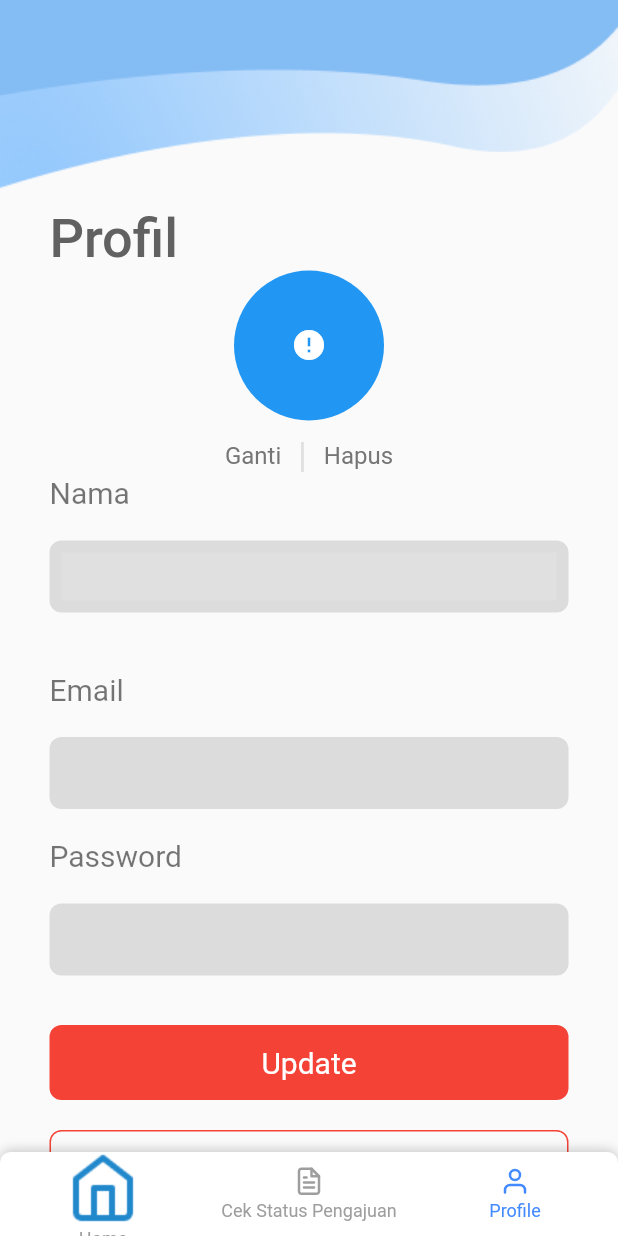
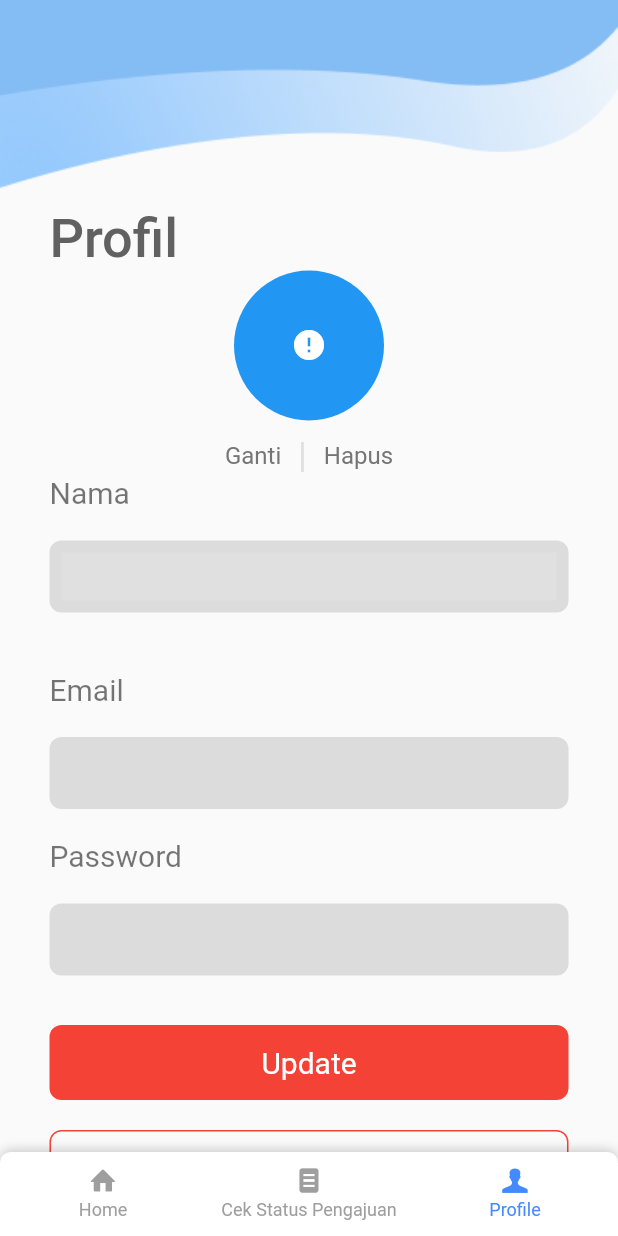
Before and after one commit to dalobarahama/alirandras, a Flutter app: the MainMenuScreen screen opened directly, item 3 of the bottom bar chosen, on a phone screen of 412 x 824 dp. Run offline on Flutter 3.47's test engine with Material 2 defaults, Android fonts, the phone set to English and light mode, and no system bars; drawn by our look-alikes of cached_network_image, persistent_bottom_nav_bar; our stand-ins replace dotted_border, dropdown_search, file_picker, flutter_map, flutter_svg, fluttertoast and 8 more; missing offline and left inert: dart:ffi; accounts and stored records are empty; network calls fail; statements that could not run were skipped.

Commit message:
fixing model. add icon

```diff
--- /dev/null
+++ b/lib/aliran_dras_icon_icons.dart
@@ -0,0 +1,39 @@
+/// Flutter icons AliranDrasIcon
+/// Copyright (C) 2021 by original authors @ fluttericon.com, fontello.com
+/// This font was generated by FlutterIcon.com, which is derived from Fontello.
+///
+/// To use this font, place it in your fonts/ directory and include the
+/// following in your pubspec.yaml
+///
+/// flutter:
+///   fonts:
+///    - family:  AliranDrasIcon
+///      fonts:
+///       - asset: fonts/AliranDrasIcon.ttf
+///
+///
+/// * Entypo, Copyright (C) 2012 by Daniel Bruce
+///         Author:    Daniel Bruce
+///         License:   SIL (http://scripts.sil.org/OFL)
+///         Homepage:  http://www.entypo.com
+/// * Font Awesome 5, Copyright (C) 2016 by Dave Gandy
+///         Author:    Dave Gandy
+///         License:   SIL (https://github.com/FortAwesome/Font-Awesome/blob/master/LICENSE.txt)
+///         Homepage:  http://fortawesome.github.com/Font-Awesome/
+///
+import 'package:flutter/widgets.dart';
+
+class AliranDrasIcon {
+  AliranDrasIcon._();
+
+  static const _kFontFam = 'AliranDrasIcon';
+  static const String? _kFontPkg = null;
+
+  static const IconData user = IconData(0xe80a, fontFamily: _kFontFam, fontPackage: _kFontPkg);
+  static const IconData home = IconData(0xe821, fontFamily: _kFontFam, fontPackage: _kFontPkg);
+  static const IconData doc_text_inv = IconData(0xe84c, fontFamily: _kFontFam, fontPackage: _kFontPkg);
+  static const IconData cog = IconData(0xf013, fontFamily: _kFontFam, fontPackage: _kFontPkg);
+  static const IconData list_alt = IconData(0xf022, fontFamily: _kFontFam, fontPackage: _kFontPkg);
+  static const IconData file_alt = IconData(0xf15c, fontFamily: _kFontFam, fontPackage: _kFontPkg);
+  static const IconData user_cog = IconData(0xf4fe, fontFamily: _kFontFam, fontPackage: _kFontPkg);
+}
--- a/lib/helper/api_helper.dart
+++ b/lib/helper/api_helper.dart
@@ -39,7 +39,7 @@ class CallApi {
       var res = await post;
       var a = jsonDecode(res.body)['status_code'];
       print(a);
-      (_loginData.status_code);
+      (_loginData.statusCode);
 
       if (a == 200) {
         _loginData = loginDataFromJson(res.body);
--- a/lib/models/get_kecamatan.dart
+++ b/lib/models/get_kecamatan.dart
@@ -14,7 +14,7 @@ class GetKecamatan {
   GetKecamatan({
     this.id,
     this.code,
-    this.districtCode,
+    this.cityCode,
     this.name,
     this.meta,
     this.createdAt,
@@ -23,30 +23,34 @@ class GetKecamatan {
 
   String? id;
   String? code;
-  String? districtCode;
+  String? cityCode;
   String? name;
   Meta? meta;
   DateTime? createdAt;
   DateTime? updatedAt;
 
   factory GetKecamatan.fromJson(Map<String, dynamic> json) => GetKecamatan(
-        id: json["id"],
-        code: json["code"],
-        districtCode: json["district_code"],
-        name: json["name"],
-        meta: Meta.fromJson(json["meta"]),
-        createdAt: DateTime.parse(json["created_at"]),
-        updatedAt: DateTime.parse(json["updated_at"]),
+        id: json["id"] == null ? null : json["id"],
+        code: json["code"] == null ? null : json["code"],
+        cityCode: json["city_code"] == null ? null : json["city_code"],
+        name: json["name"] == null ? null : json["name"],
+        meta: json["meta"] == null ? null : Meta.fromJson(json["meta"]),
+        createdAt: json["created_at"] == null
+            ? null
+            : DateTime.parse(json["created_at"]),
+        updatedAt: json["updated_at"] == null
+            ? null
+            : DateTime.parse(json["updated_at"]),
       );
 
   Map<String, dynamic> toJson() => {
-        "id": id,
-        "code": code,
-        "district_code": districtCode,
-        "name": name,
-        "meta": meta!.toJson(),
-        "created_at": createdAt!.toIso8601String(),
-        "updated_at": updatedAt!.toIso8601String(),
+        "id": id == null ? null : id,
+        "code": code == null ? null : code,
+        "city_code": cityCode == null ? null : cityCode,
+        "name": name == null ? null : name,
+        "meta": meta == null ? null : meta!.toJson(),
+        "created_at": createdAt == null ? null : createdAt!.toIso8601String(),
+        "updated_at": updatedAt == null ? null : updatedAt!.toIso8601String(),
       };
 }
 
@@ -60,12 +64,12 @@ class Meta {
   String? long;
 
   factory Meta.fromJson(Map<String, dynamic> json) => Meta(
-        lat: json["lat"],
-        long: json["long"],
+        lat: json["lat"] == null ? null : json["lat"],
+        long: json["long"] == null ? null : json["long"],
       );
 
   Map<String, dynamic> toJson() => {
-        "lat": lat,
-        "long": long,
+        "lat": lat == null ? null : lat,
+        "long": long == null ? null : long,
       };
 }
--- a/lib/models/login_data.dart
+++ b/lib/models/login_data.dart
@@ -11,37 +11,36 @@ String loginDataToJson(LoginData data) => json.encode(data.toJson());
 class LoginData {
   LoginData({
     this.status,
-    this.status_code,
+    this.statusCode,
     this.message,
     this.user,
     this.token,
   });
 
   String? status;
-  int? status_code;
+  dynamic statusCode;
   String? message;
   User1? user;
   String? token;
 
   factory LoginData.fromJson(Map<String, dynamic> json) => LoginData(
-        status: json["status"],
-        status_code: json["status_code"],
-        message: json["message"],
-        user: User1.fromJson(json["user"]),
-        token: json["token"],
+        status: json["status"] == null ? null : json["status"],
+        statusCode: json["status_code"] == null ? null : json["status_code"],
+        message: json["message"] == null ? null : json["message"],
+        user: json["user"] == null ? null : User1.fromJson(json["user"]),
+        token: json["token"] == null ? null : json["token"],
       );
 
   Map<String, dynamic> toJson() => {
-        "status": status,
-        "status_code": status_code,
-        "message": message,
-        "user": user!.toJson(),
-        "token": token,
+        "status": status == null ? null : status,
+        "status_code": statusCode == null ? null : statusCode,
+        "message": message == null ? null : message,
+        "user": user == null ? null : user!.toJson(),
+        "token": token == null ? null : token,
       };
 }
 
 User1 userFromJson(String str) => User1.fromJson(json.decode(str));
-
 String userToJson(User1 data) => json.encode(data.toJson());
 
 class User1 {
@@ -53,7 +52,9 @@ class User1 {
     this.emailVerifiedAt,
     this.signature,
     this.avatar,
+    this.position,
     this.resetToken,
+    this.fcmToken,
     this.createdAt,
     this.updatedAt,
   });
@@ -62,36 +63,49 @@ class User1 {
   String? name;
   String? app;
   String? email;
-  dynamic? emailVerifiedAt;
+  DateTime? emailVerifiedAt;
   String? signature;
   String? avatar;
-  dynamic? resetToken;
+  dynamic position;
+  dynamic resetToken;
+  String? fcmToken;
   DateTime? createdAt;
   DateTime? updatedAt;
 
   factory User1.fromJson(Map<String, dynamic> json) => User1(
-        id: json["id"],
-        name: json["name"],
-        app: json["app"],
-        email: json["email"],
-        emailVerifiedAt: json["email_verified_at"],
+        id: json["id"] == null ? null : json["id"],
+        name: json["name"] == null ? null : json["name"],
+        app: json["app"] == null ? null : json["app"],
+        email: json["email"] == null ? null : json["email"],
+        emailVerifiedAt: json["email_verified_at"] == null
+            ? null
+            : DateTime.parse(json["email_verified_at"]),
         signature: json["signature"],
-        avatar: json["avatar"],
+        avatar: json["avatar"] == null ? null : json["avatar"],
+        position: json["position"],
         resetToken: json["reset_token"],
-        createdAt: DateTime.parse(json["created_at"]),
-        updatedAt: DateTime.parse(json["updated_at"]),
+        fcmToken: json["fcm_token"] == null ? null : json["fcm_token"],
+        createdAt: json["created_at"] == null
+            ? null
+            : DateTime.parse(json["created_at"]),
+        updatedAt: json["updated_at"] == null
+            ? null
+            : DateTime.parse(json["updated_at"]),
       );
 
   Map<String, dynamic> toJson() => {
-        "id": id,
-        "name": name,
-        "app": app,
-        "email": email,
-        "email_verified_at": emailVerifiedAt,
+        "id": id == null ? null : id,
+        "name": name == null ? null : name,
+        "app": app == null ? null : app,
+        "email": email == null ? null : email,
+        "email_verified_at":
+            emailVerifiedAt == null ? null : emailVerifiedAt!.toIso8601String(),
         "signature": signature,
-        "avatar": avatar,
+        "avatar": avatar == null ? null : avatar,
+        "position": position,
         "reset_token": resetToken,
-        "created_at": createdAt!.toIso8601String(),
-        "updated_at": updatedAt!.toIso8601String(),
+        "fcm_token": fcmToken == null ? null : fcmToken,
+        "created_at": createdAt == null ? null : createdAt!.toIso8601String(),
+        "updated_at": updatedAt == null ? null : updatedAt!.toIso8601String(),
       };
 }
--- a/lib/models/submit_formulir.dart
+++ b/lib/models/submit_formulir.dart
@@ -50,7 +50,6 @@ class RegistrationForm {
     this.buildingArea,
     this.landArea,
     this.buildingLocation,
-    this.completeAddress,
     this.lat,
     this.lng,
     this.status,
@@ -66,7 +65,6 @@ class RegistrationForm {
   String? buildingArea;
   String? landArea;
   String? buildingLocation;
-  String? completeAddress;
   String? lat;
   String? lng;
   String? status;
@@ -83,7 +81,6 @@ class RegistrationForm {
         buildingArea: json["building_area"],
         landArea: json["land_area"],
         buildingLocation: json["building_location"],
-        completeAddress: json["complete_address"],
         lat: json["lat"],
         lng: json["lng"],
         status: json["status"],
@@ -100,7 +97,6 @@ class RegistrationForm {
         "building_area": buildingArea,
         "land_area": landArea,
         "building_location": buildingLocation,
-        "complete_address": completeAddress,
         "lat": lat,
         "lng": lng,
         "status": status,
--- a/lib/screen/profile.dart
+++ b/lib/screen/profile.dart
@@ -297,14 +297,17 @@ class _ProfileState extends State<Profile> {
                             ],
                           ),
                         ),
+                        SizedBox(
+                          height: 10,
+                        ),
                         Padding(
                           padding: const EdgeInsets.only(left: 33),
                           child: Row(
                             children: [
                               Text(
-                                _userData.name!,
+                                _userData.position!,
                                 style: TextStyle(
-                                    fontSize: 20, color: Colors.black54),
+                                    fontSize: 16, color: Colors.black54),
                               )
                             ],
                           ),
--- a/lib/screen/user/main_menu_screen.dart
+++ b/lib/screen/user/main_menu_screen.dart
@@ -1,3 +1,4 @@
+import 'package:flutter_application_3/aliran_dras_icon_icons.dart';
 import 'package:flutter_application_3/helper/prefs_helper.dart';
 import 'package:flutter_application_3/main.dart';
 import 'package:flutter_application_3/screen/log_in.dart';
@@ -43,28 +44,28 @@ class _MainMenuScreenState extends State<MainMenuScreen> {
   List<PersistentBottomNavBarItem> _itemList() {
     return [
       PersistentBottomNavBarItem(
-          icon: _controller.index == 0
-              ? Image.asset('assets/images/home_biru.png')
-              : Image.asset('assets/images/home_biru.png'),
+          icon: Icon(
+            AliranDrasIcon.home,
+            color: _controller.index == 0 ? Colors.blueAccent : Colors.grey,
+            size: 18,
+          ),
           activeColorPrimary: Colors.blueAccent,
           inactiveColorPrimary: Colors.grey,
           title: 'Home'),
       PersistentBottomNavBarItem(
-          icon: SvgPicture.asset(
-            'assets/icons/file-text.svg',
+          icon: Icon(
+            AliranDrasIcon.doc_text_inv,
             color: _controller.index == 1 ? Colors.blueAccent : Colors.grey,
-            height: 20,
-            width: 20,
+            size: 18,
           ),
           activeColorPrimary: Colors.blueAccent,
           inactiveColorPrimary: Colors.grey,
           title: 'Cek Status Pengajuan'),
       PersistentBottomNavBarItem(
-          icon: SvgPicture.asset(
-            'assets/icons/user.svg',
+          icon: Icon(
+            AliranDrasIcon.user,
             color: _controller.index == 2 ? Colors.blueAccent : Colors.grey,
-            height: 20,
-            width: 20,
+            size: 18,
           ),
           activeColorPrimary: Colors.blueAccent,
           inactiveColorPrimary: Colors.grey,
```
Also changed, not shown: lib/models/admin_pemohon_model.dart (+7 -1 lines), lib/models/manajemen_pengguna_model.dart (+33 -10 lines), lib/models/setting_pengajuan.dart (+7 -2 lines), lib/screen/admin/main_menu_screen_admin.dart (+24 -12 lines), lib/screen/user/form_pendaftaran.dart (+17 -2 lines), pubspec.yaml (+4 -4 lines), assets/icons/AliranDrasIcon.ttf (added).
